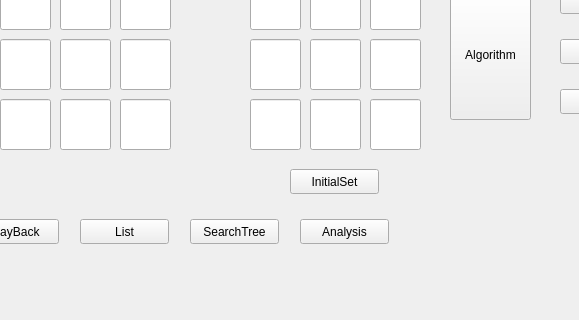
This is eight_puzzle/mainwindow.ui in LeoDuhz/intro2ai_eight_puzzle as Qt 5 draws it before an edit; both pictures show x 340 to 919 and y 100 to 420 of the 1044 by 420 pixel window. The edited form follows.
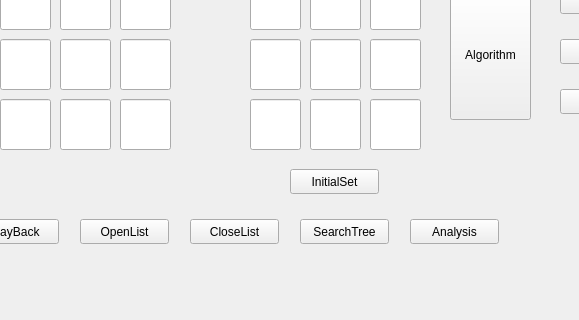
This is the edited form.

Commit message: add openlist & closelist

```diff
--- a/eight_puzzle/mainwindow.ui
+++ b/eight_puzzle/mainwindow.ui
@@ -396,7 +396,7 @@
    <widget class="QPushButton" name="pushButton_5">
     <property name="geometry">
      <rect>
-      <x>530</x>
+      <x>640</x>
       <y>300</y>
       <width>89</width>
       <height>25</height>
@@ -409,7 +409,7 @@
    <widget class="QPushButton" name="Analysis">
     <property name="geometry">
      <rect>
-      <x>640</x>
+      <x>750</x>
       <y>300</y>
       <width>89</width>
       <height>25</height>
@@ -429,7 +429,7 @@
      </rect>
     </property>
     <property name="text">
-     <string>List</string>
+     <string>OpenList</string>
     </property>
    </widget>
    <widget class="QPushButton" name="algorithm">
@@ -654,6 +654,19 @@
      <string>h3</string>
     </property>
    </widget>
+   <widget class="QPushButton" name="closelist">
+    <property name="geometry">
+     <rect>
+      <x>530</x>
+      <y>300</y>
+      <width>89</width>
+      <height>25</height>
+     </rect>
+    </property>
+    <property name="text">
+     <string>CloseList</string>
+    </property>
+   </widget>
   </widget>
   <widget class="QMenuBar" name="menubar">
    <property name="geometry">
```
Left out of the diff: 2 changed lines with no effect on the pictures. The commit also changes 14 other files.
